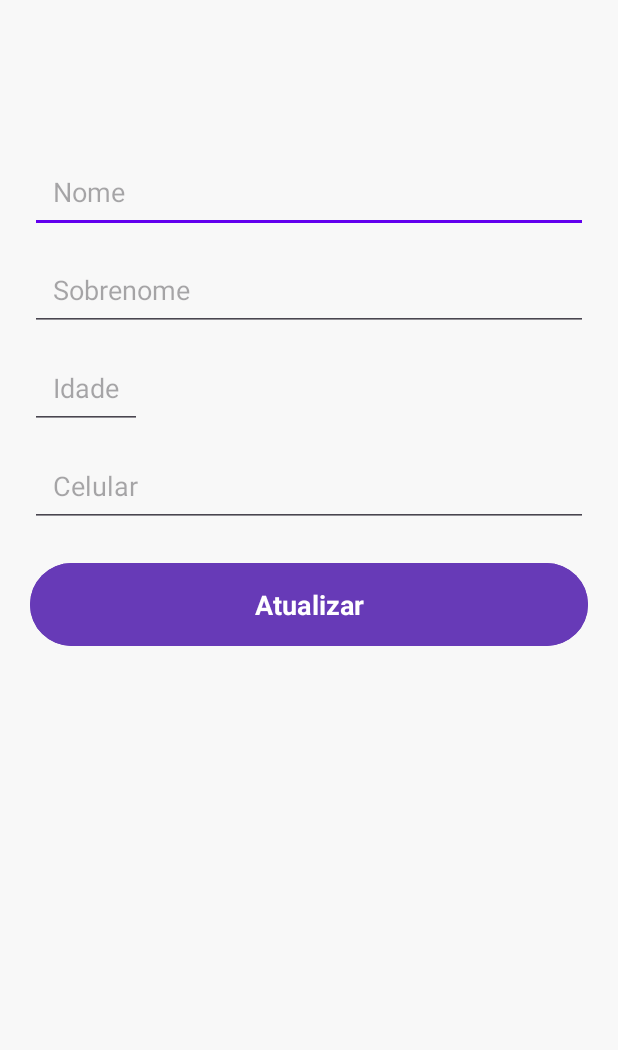
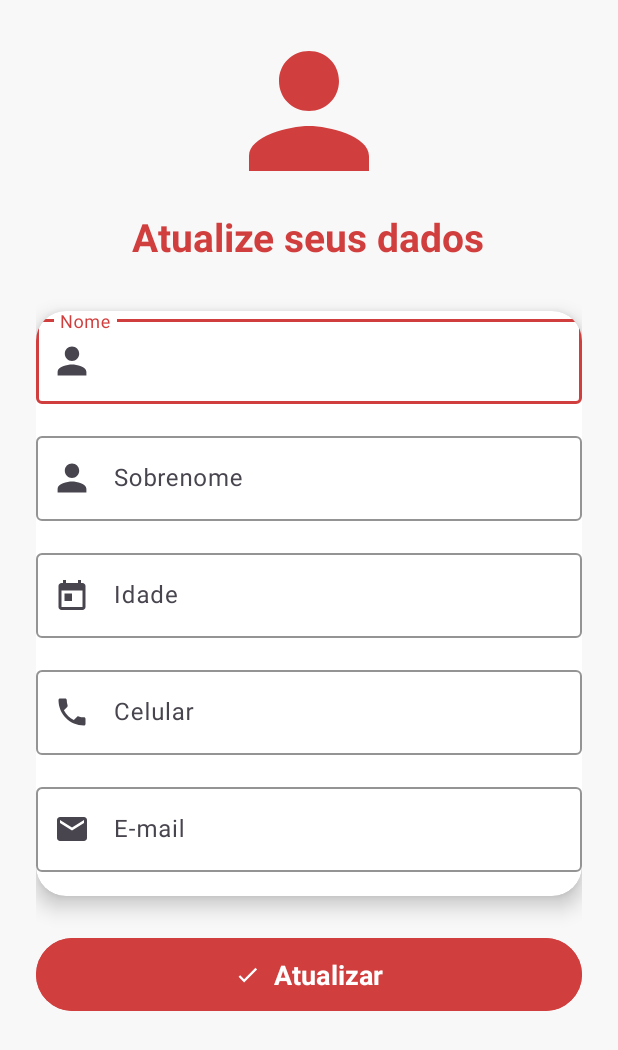
Before and after one commit to RiqueISantos/Agenda-contatos, an Android app: the AtualizarUsuario screen opened directly, with no data from a screen before it, on a phone screen of 412 x 824 dp. Shown: the top 1050 px of the screen. Run offline under Robolectric (Android 15) with nearby library versions, the phone set to English and light mode, and no system bars; 1 statement that could not run was skipped.

Commit message:
feat: Adiciona função para exibir email do usuario

```diff
--- a/app/src/main/java/com/agenda/agendadecontatos/AtualizarUsuario.kt
+++ b/app/src/main/java/com/agenda/agendadecontatos/AtualizarUsuario.kt
@@ -1,8 +1,8 @@
 package com.agenda.agendadecontatos
 
+import androidx.appcompat.app.AppCompatActivity
 import android.os.Bundle
 import android.widget.Toast
-import androidx.appcompat.app.AppCompatActivity
 import com.agenda.agendadecontatos.dao.UsuarioDao
 import com.agenda.agendadecontatos.databinding.ActivityAtualizarUsuarioBinding
 import com.agenda.agendadecontatos.model.Usuario
@@ -15,46 +15,48 @@ class AtualizarUsuario : AppCompatActivity() {
 
     private lateinit var binding: ActivityAtualizarUsuarioBinding
     private lateinit var usuarioDao: UsuarioDao
-    private var uid: Int = 0
 
     override fun onCreate(savedInstanceState: Bundle?) {
         super.onCreate(savedInstanceState)
         binding = ActivityAtualizarUsuarioBinding.inflate(layoutInflater)
         setContentView(binding.root)
 
-        usuarioDao = AppDatabase.getInstance(this).usuarioDao()
-
-        // Recupera dados enviados pela intent
-        uid = intent.extras?.getInt("uid") ?: 0
-        val nomeRecuperado = intent.extras?.getString("nome") ?: ""
-        val sobrenomeRecuperado = intent.extras?.getString("sobrenome") ?: ""
-        val idadeRecuperada = intent.extras?.getString("idade") ?: ""
-        val celularRecuperado = intent.extras?.getString("celular") ?: ""
+        val nomeRecuperado = intent.extras?.getString("nome")
+        val sobrenomeRecuperado = intent.extras?.getString("sobrenome")
+        val idadeRecuperada = intent.extras?.getString("idade")
+        val celularRecuperado = intent.extras?.getString("celular")
+        val emailRecuperado = intent.extras?.getString("email") // novo campo
+        val uid = intent.extras!!.getInt("uid")
 
         binding.editNome.setText(nomeRecuperado)
         binding.editSobrenome.setText(sobrenomeRecuperado)
         binding.editIdade.setText(idadeRecuperada)
         binding.editCelular.setText(celularRecuperado)
+        binding.editEmail.setText(emailRecuperado) // novo campo
 
         binding.btAtualizar.setOnClickListener {
             val nome = binding.editNome.text.toString()
             val sobrenome = binding.editSobrenome.text.toString()
             val idade = binding.editIdade.text.toString()
             val celular = binding.editCelular.text.toString()
+            val email = binding.editEmail.text.toString()
 
-            if (nome.isEmpty() || sobrenome.isEmpty() || idade.isEmpty() || celular.isEmpty()) {
+            if (nome.isEmpty() || sobrenome.isEmpty() || idade.isEmpty() || celular.isEmpty() || email.isEmpty()) {
                 Toast.makeText(this, "Preencha todos os campos!", Toast.LENGTH_SHORT).show()
             } else {
-                atualizarUsuario(uid, nome, sobrenome, idade, celular)
+                atualizarContato(uid, nome, sobrenome, idade, celular, email)
             }
         }
     }
 
-    private fun atualizarUsuario(uid: Int, nome: String, sobrenome: String, idade: String, celular: String) {
-        val usuario = Usuario(nome, sobrenome, idade, celular).apply { this.uid = uid }
+    private fun atualizarContato(uid: Int, nome: String, sobrenome: String, idade: String, celular: String, email: String) {
+        usuarioDao = AppDatabase.getInstance(this).usuarioDao()
+        val usuarioAtualizado = Usuario(nome, sobrenome, idade, celular, email)
+        usuarioAtualizado.uid = uid
 
         CoroutineScope(Dispatchers.IO).launch {
-            usuarioDao.atualizarUsuario(usuario)
+            usuarioDao.atualizarUsuario(usuarioAtualizado)
+
             withContext(Dispatchers.Main) {
                 Toast.makeText(this@AtualizarUsuario, "Usuário atualizado com sucesso!", Toast.LENGTH_SHORT).show()
                 finish()
--- a/app/src/main/java/com/agenda/agendadecontatos/dao/UsuarioDao.kt
+++ b/app/src/main/java/com/agenda/agendadecontatos/dao/UsuarioDao.kt
@@ -1,23 +1,24 @@
 package com.agenda.agendadecontatos.dao
 
-import androidx.room.Dao
-import androidx.room.Insert
-import androidx.room.Query
-import androidx.room.Update
+import androidx.room.*
 import com.agenda.agendadecontatos.model.Usuario
 
 @Dao
 interface UsuarioDao {
 
-    @Insert
+    // Inserir um ou mais usuários
+    @Insert(onConflict = OnConflictStrategy.REPLACE)
     fun inserir(listaUsuarios: List<Usuario>)
 
+    // Buscar todos os usuários ordenados pelo nome
     @Query("SELECT * FROM tabela_usuarios ORDER BY nome ASC")
     fun get(): List<Usuario>
 
+    // Atualizar um usuário existente
     @Update
     fun atualizarUsuario(usuario: Usuario)
 
+    // Deletar usuário pelo uid
     @Query("DELETE FROM tabela_usuarios WHERE uid = :id")
     fun deletar(id: Int)
 }
--- a/app/src/main/java/com/agenda/agendadecontatos/model/Usuario.kt
+++ b/app/src/main/java/com/agenda/agendadecontatos/model/Usuario.kt
@@ -12,7 +12,9 @@ data class Usuario(
     @ColumnInfo(name = "nome") var nome: String,
     @ColumnInfo(name = "sobrenome") var sobrenome: String,
     @ColumnInfo(name = "idade") var idade: String,
-    @ColumnInfo(name = "celular") var celular: String
+    @ColumnInfo(name = "celular") var celular: String,
+    @ColumnInfo(name = "email") val email: String
+
 ) : Parcelable {
     @PrimaryKey(autoGenerate = true)
     var uid: Int = 0
--- a/app/src/main/res/layout/activity_atualizar_usuario.xml
+++ b/app/src/main/res/layout/activity_atualizar_usuario.xml
@@ -1,78 +1,148 @@
 <?xml version="1.0" encoding="utf-8"?>
-
-<ScrollView
+<ScrollView xmlns:android="http://schemas.android.com/apk/res/android"
+    xmlns:app="http://schemas.android.com/apk/res-auto"
     android:layout_width="match_parent"
     android:layout_height="match_parent"
     android:fillViewport="true"
-    xmlns:android="http://schemas.android.com/apk/res/android">
+    android:background="@color/backgroundLight">
 
     <LinearLayout
-        xmlns:tools="http://schemas.android.com/tools"
         android:layout_width="match_parent"
         android:layout_height="wrap_content"
         android:orientation="vertical"
-        tools:context=".AtualizarUsuario">
+        android:padding="24dp"
+        android:gravity="center_horizontal">
 
-        <EditText
-            android:id="@+id/editNome"
+        <ImageView
+            android:layout_width="100dp"
+            android:layout_height="100dp"
+            android:src="@drawable/ic_person"
+            android:contentDescription="Ícone de usuário"
+            android:layout_marginBottom="16dp"
+            app:tint="@color/primaryRed" />
+
+        <TextView
+            android:layout_width="wrap_content"
+            android:layout_height="wrap_content"
+            android:text="Atualize seus dados"
+            android:textSize="26sp"
+            android:textStyle="bold"
+            android:textColor="@color/primaryRed"
+            android:layout_marginBottom="32dp"/>
+
+        <androidx.cardview.widget.CardView
+            android:layout_width="match_parent"
+            android:layout_height="wrap_content"
+            app:cardCornerRadius="20dp"
+            app:cardElevation="8dp"
+            android:backgroundTint="@android:color/white"
+            android:padding="20dp"
+            android:layout_marginBottom="24dp">
+
+            <LinearLayout
+                android:layout_width="match_parent"
+                android:layout_height="wrap_content"
+                android:orientation="vertical">
+
+                <!-- Nome -->
+                <com.google.android.material.textfield.TextInputLayout
                     android:layout_width="match_parent"
                     android:layout_height="wrap_content"
                     android:hint="Nome"
-            android:inputType="text"
-            android:maxLines="1"
-            android:padding="15dp"
-            android:layout_marginTop="100dp"
-            android:layout_marginStart="20dp"
-            android:layout_marginEnd="20dp"/>
+                    app:startIconDrawable="@drawable/ic_person"
+                    app:boxBackgroundMode="outline"
+                    app:boxStrokeColor="@color/primaryRed"
+                    android:layout_marginBottom="16dp">
 
-        <EditText
-            android:id="@+id/editSobrenome"
+                    <com.google.android.material.textfield.TextInputEditText
+                        android:id="@+id/editNome"
+                        android:layout_width="match_parent"
+                        android:layout_height="wrap_content"/>
+                </com.google.android.material.textfield.TextInputLayout>
+
+                <!-- Sobrenome -->
+                <com.google.android.material.textfield.TextInputLayout
                     android:layout_width="match_parent"
                     android:layout_height="wrap_content"
                     android:hint="Sobrenome"
-            android:inputType="text"
-            android:maxLines="1"
-            android:padding="15dp"
-            android:layout_marginTop="10dp"
-            android:layout_marginStart="20dp"
-            android:layout_marginEnd="20dp"/>
+                    app:startIconDrawable="@drawable/ic_person"
+                    app:boxBackgroundMode="outline"
+                    app:boxStrokeColor="@color/primaryRed"
+                    android:layout_marginBottom="16dp">
 
-        <EditText
-            android:id="@+id/editIdade"
-            android:layout_width="wrap_content"
+                    <com.google.android.material.textfield.TextInputEditText
+                        android:id="@+id/editSobrenome"
+                        android:layout_width="match_parent"
+                        android:layout_height="wrap_content"/>
+                </com.google.android.material.textfield.TextInputLayout>
+
+                <!-- Idade -->
+                <com.google.android.material.textfield.TextInputLayout
+                    android:layout_width="match_parent"
                     android:layout_height="wrap_content"
                     android:hint="Idade"
-            android:inputType="number"
-            android:maxLength="3"
-            android:gravity="center"
-            android:padding="15dp"
-            android:layout_marginTop="10dp"
-            android:layout_marginStart="20dp"
-            android:layout_marginEnd="20dp"/>
+                    app:startIconDrawable="@drawable/ic_calendar"
+                    app:boxBackgroundMode="outline"
+                    app:boxStrokeColor="@color/primaryRed"
+                    android:layout_marginBottom="16dp">
 
-        <EditText
+                    <com.google.android.material.textfield.TextInputEditText
+                        android:id="@+id/editIdade"
+                        android:layout_width="match_parent"
+                        android:layout_height="wrap_content"
+                        android:inputType="number"/>
+                </com.google.android.material.textfield.TextInputLayout>
+
+                <!-- Celular -->
+                <com.google.android.material.textfield.TextInputLayout
+                    android:layout_width="match_parent"
+                    android:layout_height="wrap_content"
+                    android:hint="Celular"
+                    app:startIconDrawable="@drawable/ic_phone"
+                    app:boxBackgroundMode="outline"
+                    app:boxStrokeColor="@color/primaryRed"
+                    android:layout_marginBottom="16dp">
+
+                    <com.google.android.material.textfield.TextInputEditText
                         android:id="@+id/editCelular"
                         android:layout_width="match_parent"
                         android:layout_height="wrap_content"
-            android:hint="Celular"
-            android:inputType="number"
-            android:maxLength="15"
-            android:padding="15dp"
-            android:layout_marginTop="10dp"
-            android:layout_marginStart="20dp"
-            android:layout_marginEnd="20dp"/>
+                        android:inputType="phone"/>
+                </com.google.android.material.textfield.TextInputLayout>
 
-        <Button
+                <!-- Email -->
+                <com.google.android.material.textfield.TextInputLayout
+                    android:layout_width="match_parent"
+                    android:layout_height="wrap_content"
+                    android:hint="E-mail"
+                    app:startIconDrawable="@drawable/ic_email"
+                    app:boxBackgroundMode="outline"
+                    app:boxStrokeColor="@color/primaryRed"
+                    android:layout_marginBottom="16dp">
+
+                    <com.google.android.material.textfield.TextInputEditText
+                        android:id="@+id/editEmail"
+                        android:layout_width="match_parent"
+                        android:layout_height="wrap_content"
+                        android:inputType="textEmailAddress"/>
+                </com.google.android.material.textfield.TextInputLayout>
+
+            </LinearLayout>
+        </androidx.cardview.widget.CardView>
+
+        <com.google.android.material.button.MaterialButton
             android:id="@+id/btAtualizar"
             android:layout_width="match_parent"
             android:layout_height="wrap_content"
             android:text="Atualizar"
+            android:textStyle="bold"
             android:textSize="18sp"
-            android:textColor="@color/white"
-            android:backgroundTint="@color/purple"
-            android:textStyle="bold"
-            android:padding="15dp"
-            android:layout_margin="20dp"/>
-
+            android:textColor="@android:color/white"
+            android:padding="12dp"
+            android:backgroundTint="@color/primaryRed"
+            app:cornerRadius="30dp"
+            app:icon="@drawable/ic_check"
+            app:iconTint="@android:color/white"
+            app:iconGravity="textStart"/>
     </LinearLayout>
 </ScrollView>
```
Also changed, not shown: app/src/main/java/com/agenda/agendadecontatos/AppDatabase.kt (+10 -19 lines), app/src/main/java/com/agenda/agendadecontatos/CadastrarUsuario.kt (+12 -41 lines), app/src/main/java/com/agenda/agendadecontatos/adapter/ContatoAdapter.kt (+22 -19 lines), app/src/main/res/layout/activity_cadastrar_usuario.xml (+9 -32 lines), app/src/main/res/layout/contato_item.xml (+10 -1 lines). Lines whose indentation alone changed are shown as unchanged.
